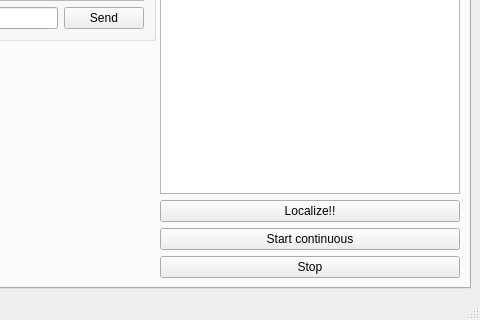
Above: python/main_window.ui from rwth-ti/gr-localization before the change; both pictures show x 535 to 1015 and y 439 to 759 of the 1015 by 759 pixel window. Below: the same form after it.
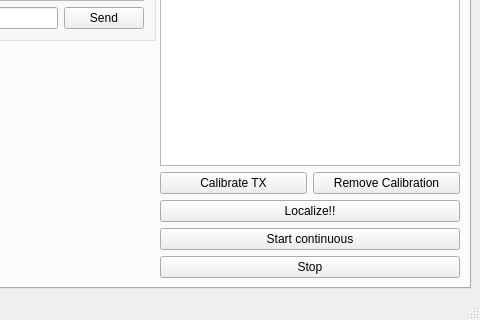
That is the form after the change. Custom widgets are drawn as their Qt base class.

Commit message: add calibration of the system

The edit to the form file:
```diff
--- a/python/main_window.ui
+++ b/python/main_window.ui
@@ -39,7 +39,7 @@
           <property name="childrenCollapsible">
            <bool>false</bool>
           </property>
-          <widget class="QWidget" name="">
+          <widget class="QWidget" name="layoutWidget">
            <layout class="QVBoxLayout" name="verticalLayout_8">
             <item>
              <layout class="QVBoxLayout" name="verticalLayoutMap"/>
@@ -82,7 +82,7 @@
             </item>
            </layout>
           </widget>
-          <widget class="QWidget" name="">
+          <widget class="QWidget" name="layoutWidget">
            <layout class="QVBoxLayout" name="verticalLayout_9">
             <property name="sizeConstraint">
              <enum>QLayout::SetMaximumSize</enum>
@@ -133,6 +133,24 @@
               </attribute>
              </widget>
             </item>
+            <item>
+             <layout class="QHBoxLayout" name="horizontalLayout_5">
+              <item>
+               <widget class="QPushButton" name="pushButtonSetCalibration">
+                <property name="text">
+                 <string>Calibrate TX</string>
+                </property>
+               </widget>
+              </item>
+              <item>
+               <widget class="QPushButton" name="pushButtonRemoveCalibration">
+                <property name="text">
+                 <string>Remove Calibration</string>
+                </property>
+               </widget>
+              </item>
+             </layout>
+            </item>
             <item>
              <widget class="QPushButton" name="pushButtonLocalize">
               <property name="maximumSize">
```
The commit also changes 2 other files.
